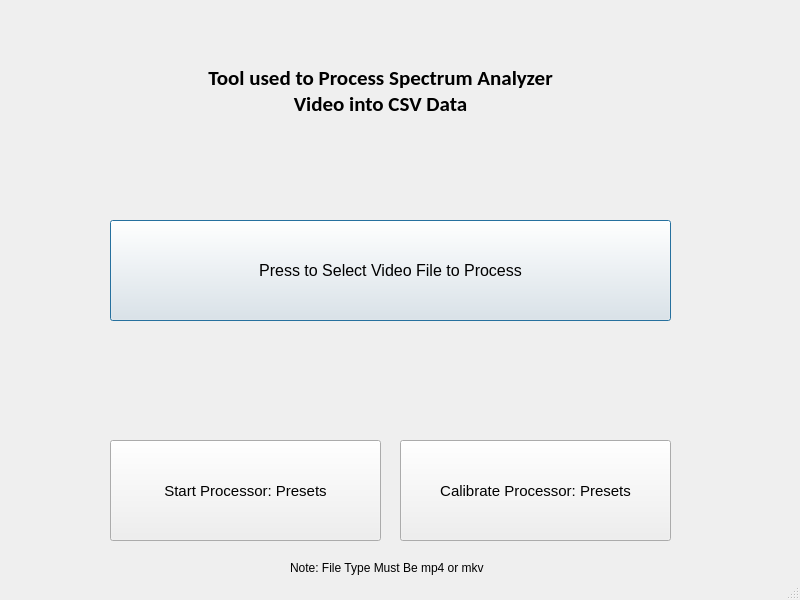
Before: the Qt Designer form src/sat/load_page.ui in alexandropinion/spectrum-analyzer-tool-group4, drawn with Qt 5.
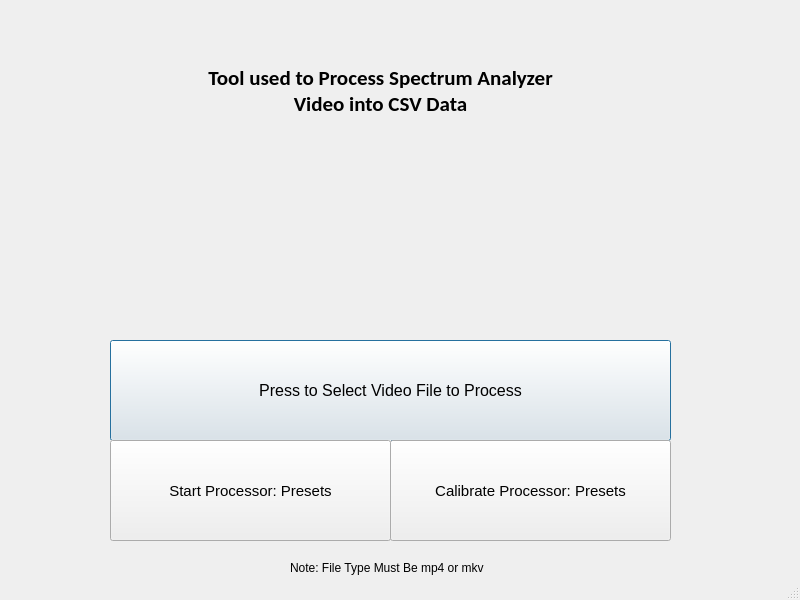
After: the same form once the commit is applied.

Patch:
```diff
--- a/src/sat/load_page.ui
+++ b/src/sat/load_page.ui
@@ -21,7 +21,7 @@
     <property name="geometry">
      <rect>
       <x>110</x>
-      <y>220</y>
+      <y>340</y>
       <width>561</width>
       <height>101</height>
      </rect>
@@ -95,7 +95,7 @@
      <rect>
       <x>110</x>
       <y>440</y>
-      <width>271</width>
+      <width>281</width>
       <height>101</height>
      </rect>
     </property>
@@ -125,9 +125,9 @@
    <widget class="QToolButton" name="calibrateProcessorPresets">
     <property name="geometry">
      <rect>
-      <x>400</x>
+      <x>390</x>
       <y>440</y>
-      <width>271</width>
+      <width>281</width>
       <height>101</height>
      </rect>
     </property>
```
